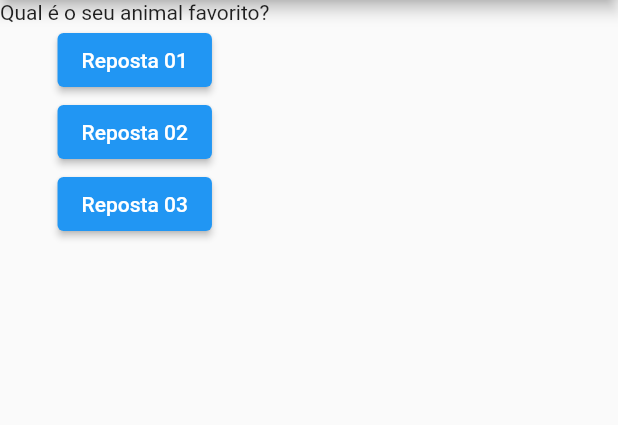
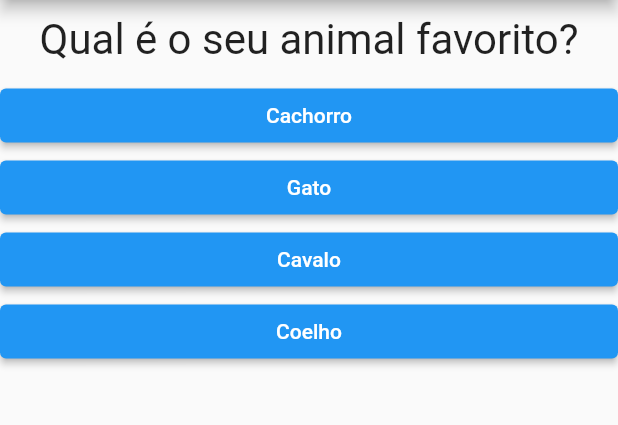
Before and after one commit to LRScudeletti/flutter-perguntas, a Flutter app: the screen it shows after launch, on a phone screen of 412 x 824 dp, the part 84-509 px from its top. Run offline on Flutter 3.47's test engine with Material 2 defaults, Android fonts, the phone set to English and light mode, and no system bars.

Commit message:
Adicionado os componentes Questionario e Resultado

```diff
--- a/lib/main.dart
+++ b/lib/main.dart
@@ -1,5 +1,6 @@
 import 'package:flutter/material.dart';
-import './questao.dart';
+import 'package:projeto_perguntas/questionario.dart';
+import 'package:projeto_perguntas/resultado.dart';
 
 void main() => runApp(PerguntasApp());
 
@@ -12,35 +13,58 @@ class PerguntasApp extends StatefulWidget {
 
 class _PerguntasAppState extends State<PerguntasApp> {
   var _perguntaSelecionada = 0;
+  final _perguntas = const [
+    {
+      "texto": "Qual é o seu animal favorito?",
+      "respostas": [
+        {"texto": "Cachorro", "nota": 5},
+        {"texto": "Gato", "nota": 8},
+        {"texto": "Cavalo", "nota": 10},
+        {"texto": "Coelho", "nota": 7}
+      ]
+    },
+    {
+      "texto": "Qual sua cor favorita?",
+      "respostas": [
+        {"texto": "Verde", "nota": 9},
+        {"texto": "Amarelo", "nota": 10},
+        {"texto": "Azul", "nota": 8},
+        {"texto": "Rosa", "nota": 5}
+      ]
+    },
+    {
+      "texto": "Qual seu time favorito?",
+      "respostas": [
+        {"texto": "Palmeiras", "nota": 6},
+        {"texto": "Santos", "nota": 7},
+        {"texto": "Botafogo", "nota": 4},
+        {"texto": "Vasco", "nota": 10}
+      ]
+    }
+  ];
 
   void _responder() {
     setState(() {
       _perguntaSelecionada++;
     });
-    print(_perguntaSelecionada);
+  }
+
+  bool get temPerguntaSelecionada {
+    return _perguntaSelecionada < _perguntas.length;
   }
 
   @override
   Widget build(BuildContext context) {
-    final perguntas = [
-      "Qual é o seu animal favorito?",
-      "Qual sua cor favorita?"
-    ];
-
     return MaterialApp(
         home: Scaffold(
             appBar: AppBar(
               title: Text("PerguntasApp"),
             ),
-            body: Column(
-              children: <Widget>[
-                Questao(perguntas.elementAt(_perguntaSelecionada)),
-                ElevatedButton(
-                    onPressed: _responder, child: Text("Reposta 01")),
-                ElevatedButton(
-                    onPressed: _responder, child: Text("Reposta 02")),
-                ElevatedButton(onPressed: _responder, child: Text("Reposta 03"))
-              ],
-            )));
+            body: temPerguntaSelecionada
+                ? Questionario(
+                    perguntas: _perguntas,
+                    perguntaSelecionada: _perguntaSelecionada,
+                    quandoResponder: _responder)
+                : Resultado()));
   }
 }
--- a/lib/questao.dart
+++ b/lib/questao.dart
@@ -1,13 +1,20 @@
 import 'package:flutter/material.dart';
 
 class Questao extends StatelessWidget {
-
   final String texto;
 
   Questao(this.texto);
 
   @override
   Widget build(BuildContext context) {
-    return Text(texto);
+    return Container(
+      width: double.infinity,
+      margin: EdgeInsets.all(10),
+      child: Text(
+        texto,
+        style: TextStyle(fontSize: 28),
+        textAlign: TextAlign.center,
+      ),
+    );
   }
 }
--- /dev/null
+++ b/lib/questionario.dart
@@ -0,0 +1,35 @@
+import 'package:flutter/material.dart';
+import 'package:projeto_perguntas/questao.dart';
+import 'package:projeto_perguntas/resposta.dart';
+
+class Questionario extends StatelessWidget {
+  final List<Map<String, Object>> perguntas;
+  final int perguntaSelecionada;
+  final void Function() quandoResponder;
+
+  Questionario({
+    required this.perguntas,
+    required this.perguntaSelecionada,
+    required this.quandoResponder,
+  });
+
+  bool get temPerguntaSelecionada {
+    return perguntaSelecionada < perguntas.length;
+  }
+
+  @override
+  Widget build(BuildContext context) {
+    List<Map<String, Object>> respostas = temPerguntaSelecionada
+        ? perguntas[perguntaSelecionada].cast()["respostas"]
+        : [];
+
+    return Column(
+      children: <Widget>[
+        Questao(perguntas[perguntaSelecionada]["texto"].toString()),
+        ...respostas
+            .map((resp) => Resposta(resp["texto"].toString(), quandoResponder))
+            .toList()
+      ],
+    );
+  }
+}
--- /dev/null
+++ b/lib/resposta.dart
@@ -0,0 +1,15 @@
+import 'package:flutter/material.dart';
+
+class Resposta extends StatelessWidget {
+  final String texto;
+  final void Function() onSelected;
+
+  Resposta(this.texto, this.onSelected);
+
+  @override
+  Widget build(BuildContext context) {
+    return Container(
+        width: double.infinity,
+        child: ElevatedButton(child: Text(texto), onPressed: this.onSelected));
+  }
+}
--- /dev/null
+++ b/lib/resultado.dart
@@ -0,0 +1,10 @@
+import 'package:flutter/material.dart';
+
+class Resultado extends StatelessWidget {
+  @override
+  Widget build(BuildContext context) {
+    return Center(
+      child: Text("Parabéns", style: TextStyle(fontSize: 25)),
+    );
+  }
+}
```
